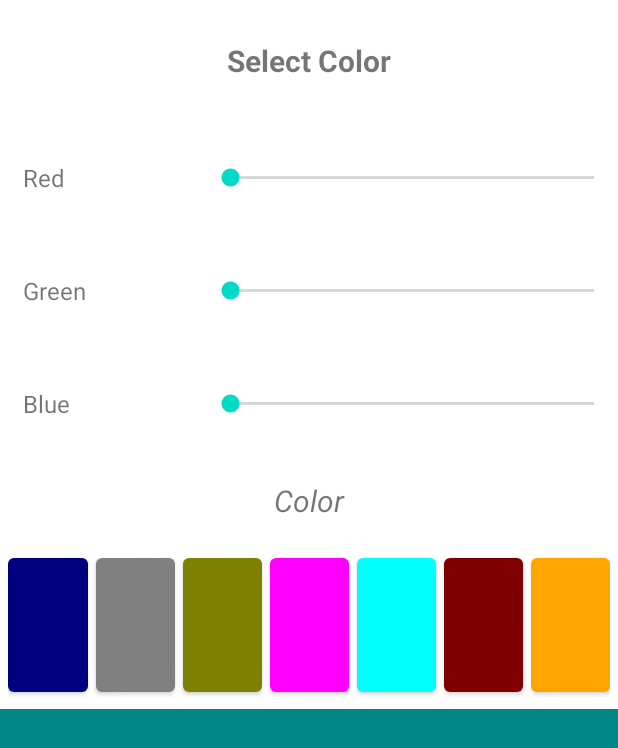
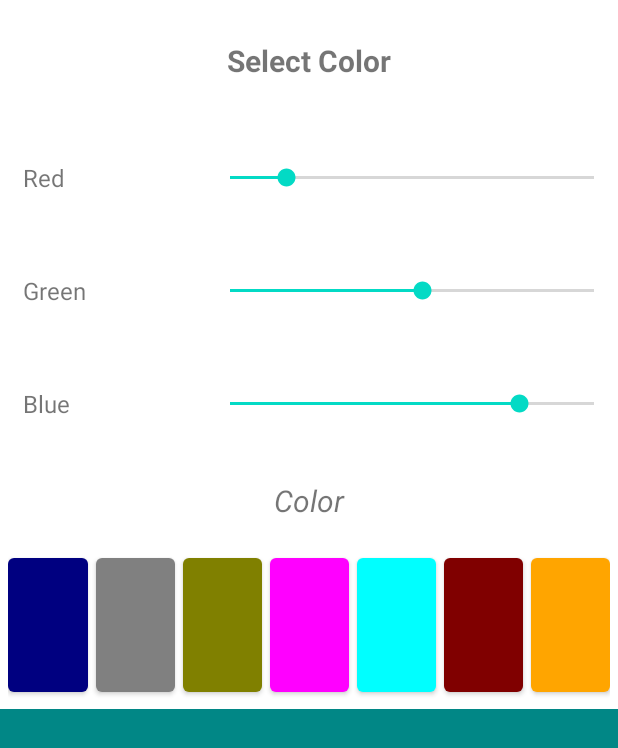
Before and after one commit to khrystyna2210/BasicColorSelection, an Android app: the screen it shows after launch (MainActivity), on a phone screen of 412 x 824 dp. Shown: the top 748 px of the screen. Run offline under Robolectric (Android 15) with nearby library versions, the phone set to English and light mode, and no system bars.

Commit message:
Adding function

```diff
--- a/app/src/main/java/com/example/basiccolorselection/MainActivity.kt
+++ b/app/src/main/java/com/example/basiccolorselection/MainActivity.kt
@@ -1,11 +1,151 @@
 package com.example.basiccolorselection
 
+import android.graphics.Color
 import androidx.appcompat.app.AppCompatActivity
 import android.os.Bundle
+import android.view.View
+import android.widget.Button
+import android.widget.ImageView
+import android.widget.SeekBar
+import android.widget.TextView
 
-class MainActivity : AppCompatActivity() {
+class MainActivity : AppCompatActivity(), SeekBar.OnSeekBarChangeListener, View.OnClickListener {
+
+    private lateinit var colorView: ImageView
+    private lateinit var blueSeekBar: SeekBar
+    private lateinit var redSeekBar: SeekBar
+    private lateinit var greenSeekBar: SeekBar
+    private lateinit var colorTextView: TextView
+
+    private lateinit var btn1: Button
+    private lateinit var btn2: Button
+    private lateinit var btn3: Button
+    private lateinit var btn4: Button
+    private lateinit var btn5: Button
+    private lateinit var btn6: Button
+    private lateinit var btn7: Button
+
+    var blue:Int = 0
+    var red:Int = 0
+    var green:Int = 0
+
+
     override fun onCreate(savedInstanceState: Bundle?) {
         super.onCreate(savedInstanceState)
         setContentView(R.layout.activity_main)
+        initView()
+    }
+
+    fun initView(){
+        colorView = findViewById(R.id.ivColorView)
+        blueSeekBar = findViewById(R.id.sbBlueColor)
+        redSeekBar = findViewById(R.id.sbRedColor)
+        greenSeekBar = findViewById(R.id.sbGreenColor)
+        colorTextView = findViewById(R.id.tvColorText)
+
+        btn1 = findViewById(R.id.btnColor1)
+        btn2 = findViewById(R.id.btnColor2)
+        btn3 = findViewById(R.id.btnColor3)
+        btn4 = findViewById(R.id.btnColor4)
+        btn5 = findViewById(R.id.btnColor5)
+        btn6 = findViewById(R.id.btnColor6)
+        btn7 = findViewById(R.id.btnColor7)
+
+        blueSeekBar.max = 255
+        greenSeekBar.max = 255
+        redSeekBar.max = 255
+
+        red = 39;
+        green = 135;
+        blue = 203;
+        redSeekBar.setProgress(red);
+        greenSeekBar.setProgress(green);
+        blueSeekBar.setProgress(blue);
+    }
+
+    override fun onStart() {
+        super.onStart()
+        blueSeekBar.setOnSeekBarChangeListener(this)
+        greenSeekBar.setOnSeekBarChangeListener(this)
+        redSeekBar.setOnSeekBarChangeListener(this)
+
+        btn1.setOnClickListener(this)
+        btn2.setOnClickListener(this)
+        btn3.setOnClickListener(this)
+        btn4.setOnClickListener(this)
+        btn5.setOnClickListener(this)
+        btn6.setOnClickListener(this)
+        btn7.setOnClickListener(this)
+    }
+
+    override fun onProgressChanged(p0: SeekBar?, p1: Int, p2: Boolean) {
+        when(p0!!.id){
+            R.id.sbGreenColor -> green = p1
+            R.id.sbRedColor -> red = p1
+            R.id.sbBlueColor -> blue = p1
+        }
+
+        setupColor()
+    }
+
+    override fun onStartTrackingTouch(p0: SeekBar?) {
+
+    }
+
+    override fun onStopTrackingTouch(p0: SeekBar?) {
+
+    }
+
+    override fun onClick(p0: View?) {
+        when(p0!!.id){
+            R.id.btnColor1 -> {
+                red = 0
+                green = 0
+                blue = 128
+            }
+            R.id.btnColor2 -> {
+                red = 128
+                green = 128
+                blue = 128
+            }
+            R.id.btnColor3 -> {
+                red = 128
+                green = 128
+                blue = 0
+            }
+            R.id.btnColor4 -> {
+                red = 255
+                green = 0
+                blue = 255
+            }
+            R.id.btnColor5 -> {
+                red = 0
+                green = 255
+                blue = 255
+            }
+            R.id.btnColor6 -> {
+                red = 128
+                green = 0
+                blue = 0
+            }
+            R.id.btnColor7 -> {
+                red = 255
+                green = 165
+                blue = 0
+            }
+        }
+
+        blueSeekBar.setProgress(blue);
+        greenSeekBar.setProgress(green);
+        redSeekBar.setProgress(red);
+
+    }
+
+    fun setupColor(){
+        var color: Int = Color.argb(255, red, green, blue)
+        colorView.setBackgroundColor(color)
+
+        var hex: String = String.format("#%02x%02x%02x", red, green, blue)
+        colorTextView.text = "$red/$green/$blue = $hex"
     }
 }
```
